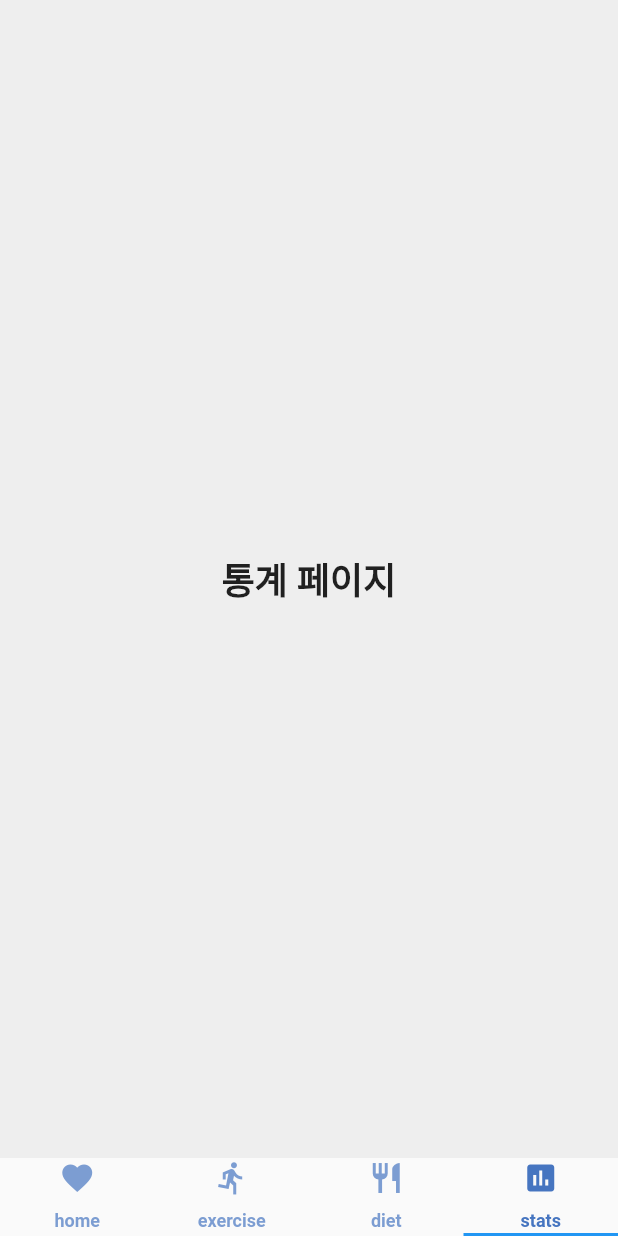
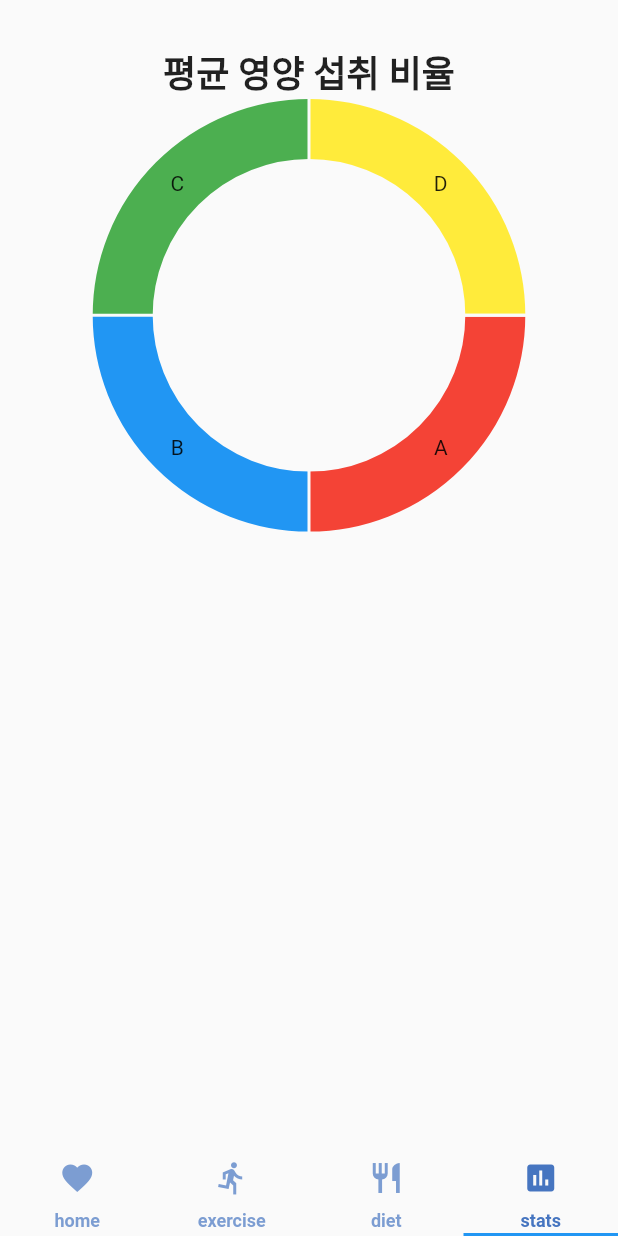
Before and after one commit to kookmin-sw/capstone-2022-48, a Flutter app: the screen it shows after launch, item 4 of the bottom bar chosen, on a phone screen of 412 x 824 dp. Run offline on Flutter 3.47's test engine with Material 2 defaults, Android fonts, the phone set to English and light mode, and no system bars; drawn by our look-alikes of fl_chart; our stand-ins replace pedometer, stop_watch_timer, syncfusion_flutter_charts, table_calendar; Roboto replaces fonts that are missing (Pretendard); project files that could hold a hidden picture were left out.

Commit message:
stat screen ing..

```diff
--- /dev/null
+++ b/lib/pages/StatDiet.dart
@@ -0,0 +1,59 @@
+import 'package:flutter/material.dart';
+import 'package:syncfusion_flutter_charts/charts.dart';
+import 'package:fl_chart/fl_chart.dart';
+
+class AverDietScreen extends StatefulWidget {
+  const AverDietScreen({Key? key}) : super(key: key);
+
+  @override
+  State<AverDietScreen> createState() => _AverDietScreenState();
+}
+
+class _AverDietScreenState extends State<AverDietScreen> {
+  @override
+  Widget build(BuildContext context) {
+    return SafeArea(
+      child: Padding(
+        padding: EdgeInsets.symmetric(
+          horizontal: 20.0,
+          vertical: 30.0,
+        ),
+        child: Column(
+          crossAxisAlignment: CrossAxisAlignment.center,
+          children: [
+            Text(
+              '평균 영양 섭취 비율',
+              style: TextStyle(
+                fontFamily: 'Pretendard',
+                fontWeight: FontWeight.bold,
+                fontSize: 24,
+              ),
+            ),
+            PieChart(
+              PieChartData(
+                // centerSpaceRadius: 5,
+                // borderData: FlBorderData(show: false),
+                // sections: [
+                //   PieChartSectionData(
+                //       value: 1, color: Colors.purple, radius: 10),
+                //   PieChartSectionData(
+                //       value: 2, color: Colors.amber, radius: 11),
+                //   PieChartSectionData(
+                //       value: 3, color: Colors.green, radius: 12),
+                // ],
+                sections: piedata,
+              ),
+            ),
+          ],
+        ),
+      ),
+    );
+  }
+}
+
+List<PieChartSectionData> piedata = [
+  PieChartSectionData(title: "A", color: Colors.red),
+  PieChartSectionData(title: "B", color: Colors.blue),
+  PieChartSectionData(title: "C", color: Colors.green),
+  PieChartSectionData(title: "D", color: Colors.yellow),
+];
--- a/lib/pages/Stats.dart
+++ b/lib/pages/Stats.dart
@@ -1,4 +1,7 @@
 import 'package:flutter/material.dart';
+import 'StatSteps.dart';
+import 'StatDiet.dart';
+import 'StatExercise.dart';
 
 class Stats extends StatefulWidget {
   const Stats({Key? key}) : super(key: key);
@@ -10,18 +13,20 @@ class Stats extends StatefulWidget {
 class _StatsState extends State<Stats> {
   @override
   Widget build(BuildContext context) {
-    return Scaffold(
-      backgroundColor: Color(0xffeeeeee),
-      body: Center(
-        child: Text(
-          '통계 페이지',
-          style: TextStyle(
-            fontFamily: 'Pretendard',
-            fontWeight: FontWeight.bold,
-            fontSize: 24,
-          ),
-        ),
-      ),
-    );
+    // return Scaffold(
+    //   backgroundColor: Color(0xffeeeeee),
+    //   body: Center(
+    //     child: Text(
+    //       '통계 페이지',
+    //       style: TextStyle(
+    //         fontFamily: 'Pretendard',
+    //         fontWeight: FontWeight.bold,
+    //         fontSize: 24,
+    //       ),
+    //     ),
+    //   ),
+    // );
+    return AverDietScreen();
+    // return AverStepsScreen();
   }
 }
--- a/pubspec.yaml
+++ b/pubspec.yaml
@@ -43,6 +43,8 @@ dependencies:
   intl: ^0.17.0
   cloud_firestore: ^3.1.10
   pedometer: ^3.0.0
+  syncfusion_flutter_charts: ^20.1.52
+  fl_chart: ^0.50.1
 
 dev_dependencies:
   flutter_test:
```
Also changed, not shown: lib/pages/StatExercise.dart (added, +37 -0 lines), lib/pages/StatSteps.dart (added, +57 -0 lines), pubspec.lock.
